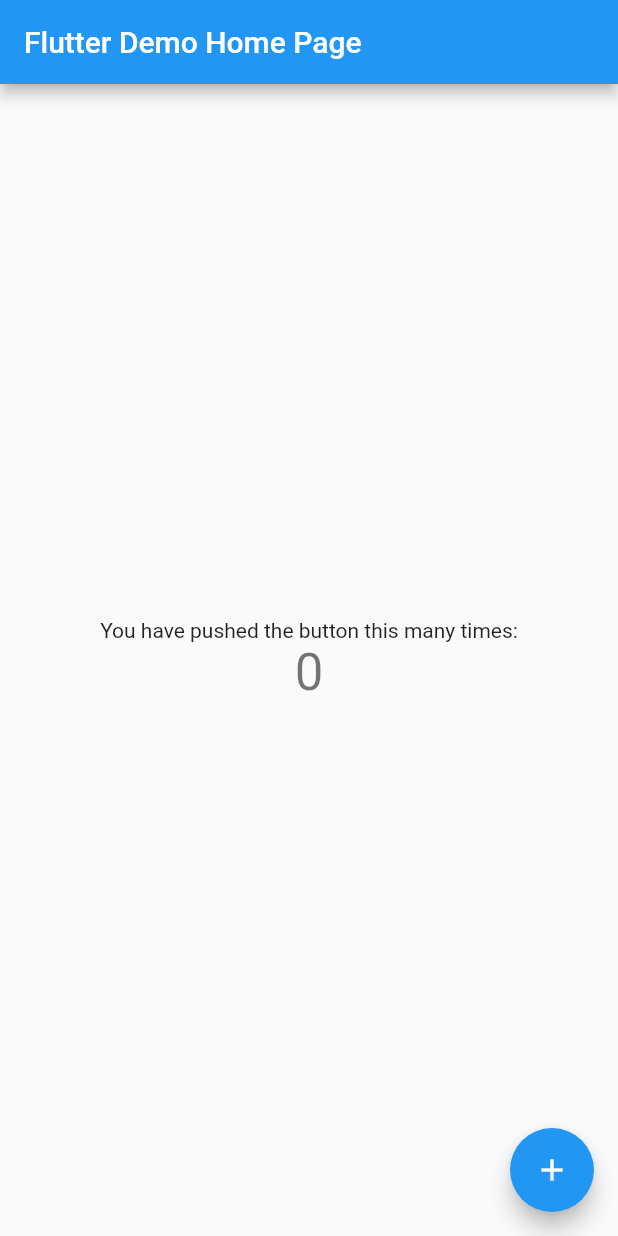
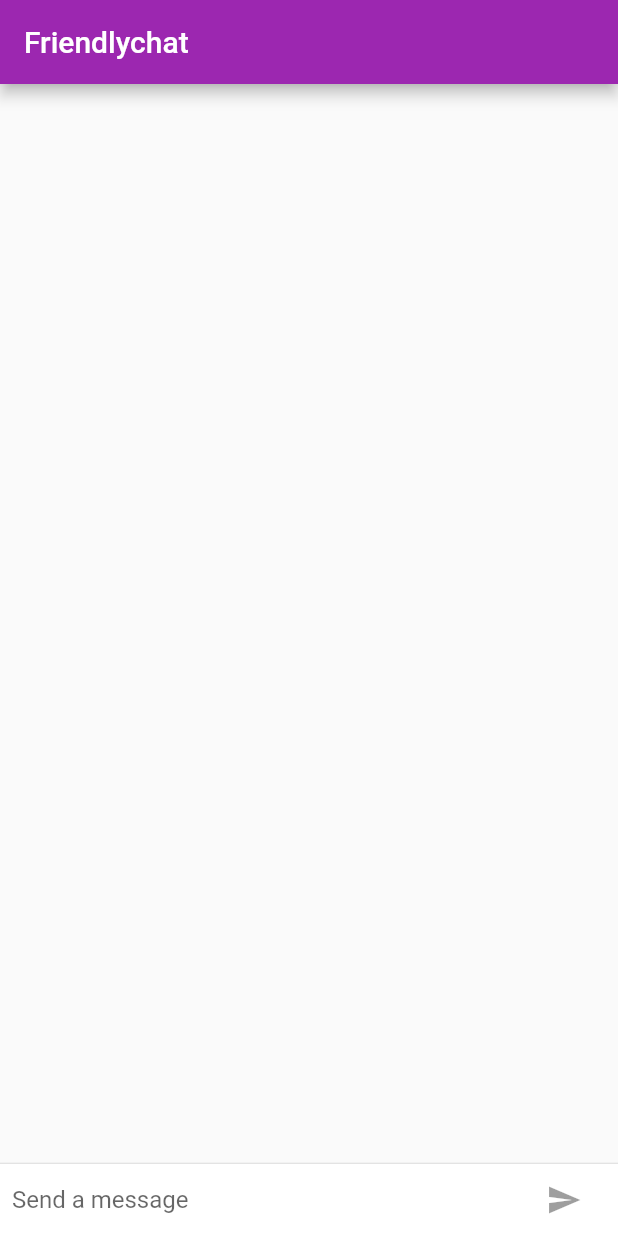
Before and after one commit to ZaraclaJ/Flutter-Firebase, a Flutter app: the screen it shows after launch, on a phone screen of 412 x 824 dp. Run offline on Flutter 3.47's test engine with Material 2 defaults, Android fonts, the phone set to English and light mode, and no system bars.

Commit message:
Set up firebase

```diff
--- a/firebase_sample/lib/main.dart
+++ b/firebase_sample/lib/main.dart
@@ -1,63 +1,179 @@
+// Copyright 2017, the Chromium project authors.  Please see the AUTHORS file
+// for details. All rights reserved. Use of this source code is governed by a
+// BSD-style license that can be found in the LICENSE file.
+
 import 'package:flutter/material.dart';
+import 'package:flutter/cupertino.dart';
+import 'package:flutter/foundation.dart';
 
-void main() => runApp(new MyApp());
+final ThemeData kIOSTheme = new ThemeData(
+  primarySwatch: Colors.orange,
+  primaryColor: Colors.grey[100],
+  primaryColorBrightness: Brightness.light,
+);
 
-class MyApp extends StatelessWidget {
-  // This widget is the root of your application.
+final ThemeData kDefaultTheme = new ThemeData(
+  primarySwatch: Colors.purple,
+  accentColor: Colors.orangeAccent[400],
+);
+
+const String _name = "Your Name";
+
+void main() {
+  runApp(new FriendlychatApp());
+}
+
+class FriendlychatApp extends StatelessWidget {
   @override
   Widget build(BuildContext context) {
     return new MaterialApp(
-      title: 'Flutter Demo',
-      theme: new ThemeData(
-        primarySwatch: Colors.blue,
-      ),
-      home: new MyHomePage(title: 'Flutter Demo Home Page'),
+      title: "Friendlychat",
+      theme: defaultTargetPlatform == TargetPlatform.iOS
+          ? kIOSTheme
+          : kDefaultTheme,
+      home: new ChatScreen(),
     );
   }
 }
 
-class MyHomePage extends StatefulWidget {
-  MyHomePage({Key key, this.title}) : super(key: key);
-  final String title;
+@override
+class ChatMessage extends StatelessWidget {
+  ChatMessage({this.text, this.animationController});
+  final String text;
+  final AnimationController animationController;
 
-  @override
-  _MyHomePageState createState() => new _MyHomePageState();
+  Widget build(BuildContext context) {
+    return new SizeTransition(
+      sizeFactor: new CurvedAnimation(
+          parent: animationController, curve: Curves.easeOut),
+      axisAlignment: 0.0,
+      child: new Container(
+        margin: const EdgeInsets.symmetric(vertical: 10.0),
+        child: new Row(
+          crossAxisAlignment: CrossAxisAlignment.start,
+          children: <Widget>[
+            new Container(
+              margin: const EdgeInsets.only(right: 16.0),
+              child: new CircleAvatar(child: new Text(_name[0])),
+            ),
+            new Expanded(
+              child: new Column(
+                crossAxisAlignment: CrossAxisAlignment.start,
+                children: <Widget>[
+                  new Text(_name, style: Theme.of(context).textTheme.subhead),
+                  new Container(
+                    margin: const EdgeInsets.only(top: 5.0),
+                    child: new Text(text),
+                  ),
+                ],
+              ),
+            ),
+          ],
+        ),
+      ),
+    );
+  }
 }
 
-class _MyHomePageState extends State<MyHomePage> {
-  int _counter = 0;
+class ChatScreen extends StatefulWidget {
+  @override
+  State createState() => new ChatScreenState();
+}
 
-  void _incrementCounter() {
-    setState(() {
-      _counter++;
-    });
-  }
+class ChatScreenState extends State<ChatScreen> with TickerProviderStateMixin {
+  final List<ChatMessage> _messages = <ChatMessage>[];
+  final TextEditingController _textController = new TextEditingController();
+  bool _isComposing = false;
 
   @override
   Widget build(BuildContext context) {
     return new Scaffold(
-      appBar: new AppBar(
-        title: new Text(widget.title),
-      ),
-      body: new Center(
-        child: new Column(
-          mainAxisAlignment: MainAxisAlignment.center,
-          children: <Widget>[
-            new Text(
-              'You have pushed the button this many times:',
+        appBar: new AppBar(
+          title: new Text("Friendlychat"),
+          elevation: Theme.of(context).platform == TargetPlatform.iOS ? 0.0 : 4.0,
+        ),
+        body: new Column(children: <Widget>[
+          new Flexible(
+              child: new ListView.builder(
+                padding: new EdgeInsets.all(8.0),
+                reverse: true,
+                itemBuilder: (_, int index) => _messages[index],
+                itemCount: _messages.length,
+              )),
+          new Divider(height: 1.0),
+          new Container(
+            decoration:
+            new BoxDecoration(color: Theme.of(context).cardColor),
+            child: _buildTextComposer(),
+          ),
+        ]));
+  }
+
+  Widget _buildTextComposer() {
+    return new IconTheme(
+      data: new IconThemeData(color: Theme.of(context).accentColor),
+      child: new Container(
+          margin: const EdgeInsets.symmetric(horizontal: 8.0),
+          child: new Row(children: <Widget>[
+            new Flexible(
+              child: new TextField(
+                controller: _textController,
+                onChanged: (String text) {
+                  setState(() {
+                    _isComposing = text.length > 0;
+                  });
+                },
+                onSubmitted: _handleSubmitted,
+                decoration:
+                new InputDecoration.collapsed(hintText: "Send a message"),
+              ),
             ),
-            new Text(
-              '$_counter',
-              style: Theme.of(context).textTheme.display1,
-            ),
-          ],
-        ),
-      ),
-      floatingActionButton: new FloatingActionButton(
-        onPressed: _incrementCounter,
-        tooltip: 'Increment',
-        child: new Icon(Icons.add),
+            new Container(
+                margin: new EdgeInsets.symmetric(horizontal: 4.0),
+                child: Theme.of(context).platform == TargetPlatform.iOS
+                    ? new CupertinoButton(
+                  child: new Text("Send"),
+                  onPressed: _isComposing
+                      ? () => _handleSubmitted(_textController.text)
+                      : null,
+                )
+                    : new IconButton(
+                  icon: new Icon(Icons.send),
+                  onPressed: _isComposing
+                      ? () => _handleSubmitted(_textController.text)
+                      : null,
+                )),
+          ]),
+          decoration: Theme.of(context).platform == TargetPlatform.iOS
+              ? new BoxDecoration(
+              border:
+              new Border(top: new BorderSide(color: Colors.grey[200])))
+              : null),
+    );
+  }
+
+  void _handleSubmitted(String text) {
+    _textController.clear();
+    setState(() {
+      _isComposing = false;
+    });
+    ChatMessage message = new ChatMessage(
+      text: text,
+      animationController: new AnimationController(
+        duration: new Duration(milliseconds: 700),
+        vsync: this,
       ),
     );
+    setState(() {
+      _messages.insert(0, message);
+    });
+    message.animationController.forward();
+  }
+
+  @override
+  void dispose() {
+    for (ChatMessage message in _messages)
+      message.animationController.dispose();
+    super.dispose();
   }
 }
--- a/firebase_sample/pubspec.yaml
+++ b/firebase_sample/pubspec.yaml
@@ -4,6 +4,12 @@ description: A new Flutter application.
 dependencies:
   flutter:
     sdk: flutter
+  image_picker: 0.1.1
+  google_sign_in: 0.3.1
+  firebase_analytics: 0.0.4
+  firebase_auth: 0.2.0
+  firebase_database: 0.0.12
+  firebase_storage: 0.0.5
 
   # The following adds the Cupertino Icons font to your application.
   # Use with the CupertinoIcons class for iOS style icons.
```
Also changed, not shown: 6 other files.
